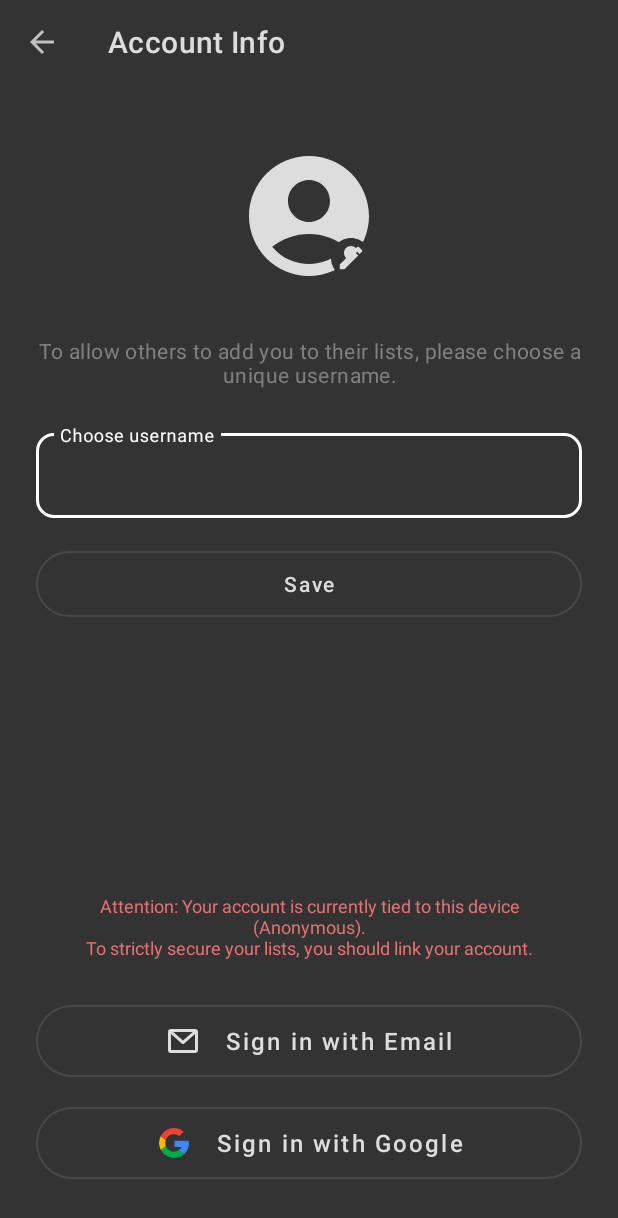
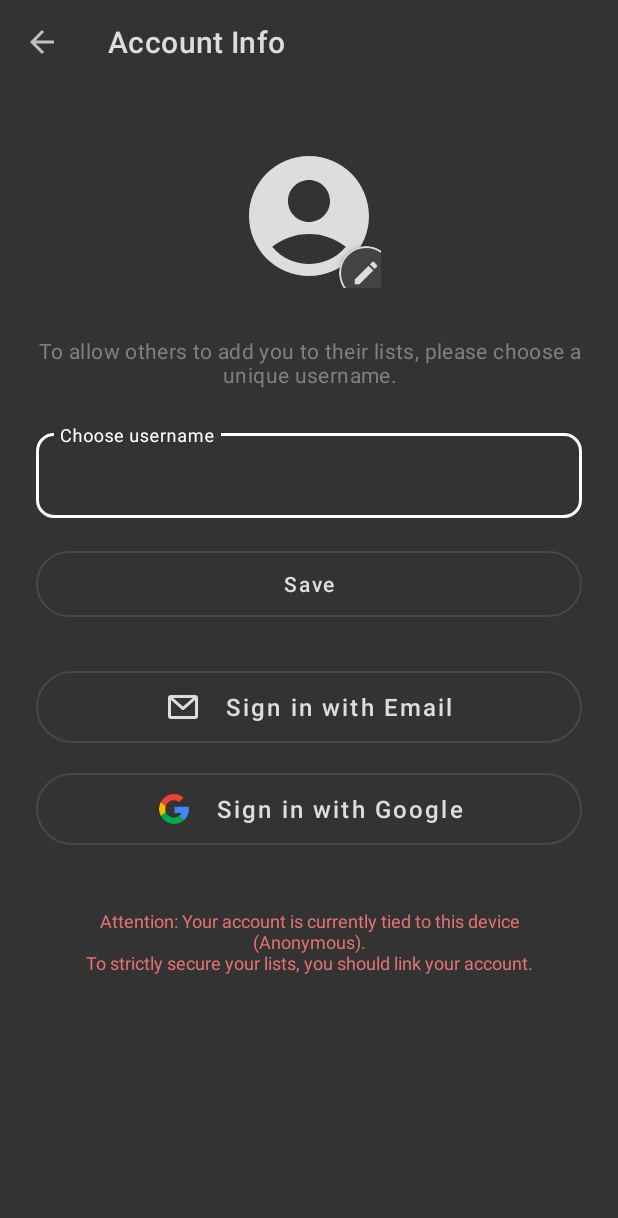
Before and after one commit to smn-hrtzsch/Shopping-List-App, an Android app: the ProfileActivity screen opened directly, with no data from a screen before it, on a phone screen of 412 x 824 dp. Shown: the top 1218 px of the screen. Run offline under Robolectric (Android 15) with nearby library versions, the phone set to English and light mode, and no system bars; our stand-ins replace Firebase (no records; nobody signed in at launch, a user with empty details on screens opened directly).

Commit message:
Further UI improvements and bug fixes
- Updated members list dialog: removed OK button, added X close button at top-right, applied rounded corners.
- Fixed profile picture edit badge: corrected overlap, set border and icon color to colorOnSurface.
- Cleaned up activity_profile.xml: removed empty lines, reduced spacing between buttons.
- Fixed linked login methods visibility: added CardView container and updated visibility logic.
- Modernized clear list dialog: applied new 3-button layout matching the app's design language.

```diff
--- a/app/src/main/java/com/CapyCode/ShoppingList/ProfileActivity.java
+++ b/app/src/main/java/com/CapyCode/ShoppingList/ProfileActivity.java
@@ -437,12 +437,15 @@ public class ProfileActivity extends AppCompatActivity {
              if (!hasProvider) isEffectivelyAnonymous = true;
         }
 
+        View cardLinkedMethods = findViewById(R.id.card_linked_methods);
+
         if (user != null && !isEffectivelyAnonymous) {
             textViewWarning.setVisibility(View.GONE);
             cardSyncPreferences.setVisibility(View.VISIBLE);
-            layoutLinkedMethods.setVisibility(View.VISIBLE);
-            if (layoutLinkedMethods.getChildCount() > 1) {
-                layoutLinkedMethods.removeViews(1, layoutLinkedMethods.getChildCount() - 1);
+            if (cardLinkedMethods != null) cardLinkedMethods.setVisibility(View.VISIBLE);
+
+            if (layoutLinkedMethods.getChildCount() > 0) {
+                layoutLinkedMethods.removeAllViews();
             }
             for (UserInfo profile : user.getProviderData()) {
                 if (GoogleAuthProvider.PROVIDER_ID.equals(profile.getProviderId()) || EmailAuthProvider.PROVIDER_ID.equals(profile.getProviderId())) {
@@ -453,7 +456,7 @@ public class ProfileActivity extends AppCompatActivity {
                     ImageView icon = new ImageView(this);
                     int size = (int) (24 * getResources().getDisplayMetrics().density);
                     android.widget.LinearLayout.LayoutParams lp = new android.widget.LinearLayout.LayoutParams(size, size);
-                    lp.setMarginEnd((int) (8 * getResources().getDisplayMetrics().density));
+                    lp.setMarginEnd((int) (16 * getResources().getDisplayMetrics().density));
                     icon.setLayoutParams(lp);
                     TextView text = new TextView(this);
                     text.setTextColor(ContextCompat.getColor(this, R.color.text_primary_adaptive));
@@ -511,7 +514,7 @@ public class ProfileActivity extends AppCompatActivity {
         } else {
             textViewWarning.setVisibility(View.VISIBLE);
             cardSyncPreferences.setVisibility(View.GONE);
-            layoutLinkedMethods.setVisibility(View.GONE);
+            if (cardLinkedMethods != null) cardLinkedMethods.setVisibility(View.GONE);
             layoutAuthButtons.setVisibility(View.VISIBLE);
             boolean shouldShowLinkText = currentLoadedUsername != null && !currentLoadedUsername.isEmpty();
             buttonRegisterEmail.setText(shouldShowLinkText ? R.string.action_link_email : R.string.action_sign_in_email);
--- a/app/src/main/res/layout/activity_profile.xml
+++ b/app/src/main/res/layout/activity_profile.xml
@@ -21,7 +21,6 @@
             app:navigationIcon="?attr/homeAsUpIndicator"
             app:title="@string/account_info"
             app:titleTextColor="?attr/colorOnSurface"/>
-
     </com.google.android.material.appbar.AppBarLayout>
 
     <LinearLayout
@@ -68,21 +67,28 @@
                         android:background="@android:color/transparent"
                         android:scaleType="centerCrop"/>
 
+                    <com.google.android.material.card.MaterialCardView
+                        android:layout_width="36dp"
+                        android:layout_height="36dp"
+                        android:layout_gravity="bottom|end"
+                        android:layout_marginEnd="-8dp"
+                        android:layout_marginBottom="-8dp"
+                        app:cardCornerRadius="18dp"
+                        app:cardElevation="4dp"
+                        app:cardBackgroundColor="?attr/colorSurface"
+                        app:strokeWidth="1dp"
+                        app:strokeColor="?attr/colorOnSurface">
+
                         <ImageView
                             android:id="@+id/icon_edit_image"
-                        android:layout_width="32dp"
-                        android:layout_height="32dp"
-                        android:layout_gravity="bottom|end"
-                        android:layout_marginEnd="4dp"
-                        android:layout_marginBottom="4dp"
-                        android:background="@drawable/ic_account_circle_24"
-                        android:backgroundTint="?attr/colorSurface"
-                        android:padding="6dp"
+                            android:layout_width="match_parent"
+                            android:layout_height="match_parent"
+                            android:padding="8dp"
                             android:src="@drawable/ic_edit_24"
                             app:tint="?attr/colorOnSurface"
-                        android:elevation="4dp"
                             android:visibility="visible"
                             tools:visibility="visible"/>
+                    </com.google.android.material.card.MaterialCardView>
                 </FrameLayout>
 
                 <!-- View Mode -->
@@ -150,7 +156,6 @@
                             android:inputType="textPersonName"
                             android:textColor="?attr/colorOnSurface"
                             android:maxLines="1"/>
-
                     </com.google.android.material.textfield.TextInputLayout>
 
                     <com.google.android.material.button.MaterialButton
@@ -214,267 +219,129 @@
                 </com.google.android.material.card.MaterialCardView>
 
                 <com.google.android.material.card.MaterialCardView
-
                     android:id="@+id/card_linked_methods"
-
                     android:layout_width="match_parent"
-
                     android:layout_height="wrap_content"
-
                     android:layout_marginTop="12dp"
-
                     android:visibility="gone"
-
                     tools:visibility="visible"
-
                     app:cardCornerRadius="12dp"
-
                     app:cardElevation="0dp"
-
                     app:strokeWidth="1dp"
-
                     app:strokeColor="?attr/colorOnSurfaceSecondary">
 
+                    <LinearLayout
+                        android:layout_width="match_parent"
+                        android:layout_height="wrap_content"
+                        android:orientation="vertical"
+                        android:padding="16dp">
 
+                        <TextView
+                            android:layout_width="wrap_content"
+                            android:layout_height="wrap_content"
+                            android:text="Verknüpfte Anmelde-Methoden:"
+                            android:textStyle="bold"
+                            android:layout_marginBottom="8dp"
+                            android:textColor="?attr/colorOnSurfaceVariant"/>
 
                         <LinearLayout
+                            android:id="@+id/layout_linked_methods"
+                            android:layout_width="match_parent"
+                            android:layout_height="wrap_content"
+                            android:orientation="vertical"
+                            android:paddingStart="8dp"
+                            android:paddingEnd="8dp">
+                            <!-- Items will be added dynamically here -->
+                        </LinearLayout>
+                    </LinearLayout>
+                </com.google.android.material.card.MaterialCardView>
 
+                <!-- Auth Buttons -->
+                <LinearLayout
+                    android:id="@+id/layout_auth_buttons"
                     android:layout_width="match_parent"
+                    android:layout_height="wrap_content"
+                    android:layout_marginTop="24dp"
+                    android:orientation="vertical"
+                    android:visibility="gone"
+                    tools:visibility="visible">
 
-                                        android:layout_height="wrap_content"
+                    <com.google.android.material.button.MaterialButton
+                        android:id="@+id/button_register_email"
+                        style="@style/Widget.MaterialComponents.Button.OutlinedButton"
+                        android:layout_width="match_parent"
+                        android:layout_height="60dp"
+                        android:layout_marginBottom="8dp"
+                        android:text="@string/action_sign_in_email"
+                        app:icon="@drawable/ic_email"
+                        app:iconGravity="textStart"
+                        app:iconPadding="16dp"
+                        app:cornerRadius="30dp"
+                        android:textAllCaps="false"
+                        android:textSize="16sp"
+                        android:textColor="?attr/colorOnSurface"/>
 
-                                        android:orientation="vertical"
-
-                                        android:padding="16dp">
-
-
-
-                                        <TextView
-
-                                            android:layout_width="wrap_content"
-
-                                            android:layout_height="wrap_content"
-
-                                            android:text="Verknüpfte Anmelde-Methoden:"
-
-                                            android:textStyle="bold"
-
+                    <com.google.android.material.button.MaterialButton
+                        android:id="@+id/button_register_google"
+                        style="@style/Widget.MaterialComponents.Button.OutlinedButton"
+                        android:layout_width="match_parent"
+                        android:layout_height="60dp"
                         android:layout_marginBottom="8dp"
-
-                                            android:textColor="?attr/colorOnSurfaceVariant"/>
-
-
-
-                                        <LinearLayout
-
-                                            android:id="@+id/layout_linked_methods"
-
-                                            android:layout_width="match_parent"
-
-                                            android:layout_height="wrap_content"
-
-                                            android:orientation="vertical"
-
-                                            android:paddingStart="8dp"
-
-                                            android:paddingEnd="8dp">
-
-                                            <!-- Items will be added dynamically here -->
-
+                        android:text="@string/sign_in_google"
+                        app:icon="@drawable/ic_google_logo"
+                        app:iconGravity="textStart"
+                        app:iconPadding="16dp"
+                        app:iconTint="@null"
+                        app:cornerRadius="30dp"
+                        android:textAllCaps="false"
+                        android:textSize="16sp"
+                        android:textColor="?attr/colorOnSurface"/>
                 </LinearLayout>
 
-                                    </LinearLayout>
+                <com.google.android.material.button.MaterialButton
+                    android:id="@+id/button_sign_out"
+                    style="@style/Widget.MaterialComponents.Button.OutlinedButton"
+                    android:layout_width="match_parent"
+                    android:layout_height="60dp"
+                    android:layout_marginBottom="8dp"
+                    android:text="@string/button_sign_out"
+                    app:icon="@drawable/ic_logout_24"
+                    app:iconGravity="textStart"
+                    app:iconPadding="16dp"
+                    app:iconTint="?attr/colorOnSurface"
+                    app:cornerRadius="30dp"
+                    android:textAllCaps="false"
+                    android:textSize="16sp"
+                    android:textColor="?attr/colorOnSurface"
+                    android:visibility="gone" />
 
-                                </com.google.android.material.card.MaterialCardView>
-
-
-
-                                <!-- SPACER -->
-
-                                <View
-
+                <com.google.android.material.button.MaterialButton
+                    android:id="@+id/button_delete_account"
+                    style="@style/Widget.MaterialComponents.Button.OutlinedButton"
                     android:layout_width="match_parent"
-
-                                    android:layout_height="0dp"
-
-                                    android:layout_weight="1"
-
-                                    android:minHeight="24dp"/>
-
-
+                    android:layout_height="60dp"
+                    android:text="@string/profile_delete_account"
+                    app:icon="@drawable/ic_delete_24"
+                    app:iconGravity="textStart"
+                    app:iconPadding="16dp"
+                    app:iconTint="?attr/colorError"
+                    android:textColor="?attr/colorError"
+                    app:strokeColor="?attr/colorError"
+                    app:cornerRadius="30dp"
+                    android:layout_marginBottom="12dp"/>
 
                 <!-- Warning -->
-
                 <TextView
-
                     android:id="@+id/text_view_warning_anonymous"
-
                     android:layout_width="match_parent"
-
                     android:layout_height="wrap_content"
-
-                                    android:layout_marginBottom="12dp"
-
+                    android:layout_marginTop="16dp"
                     android:padding="12dp"
-
                     android:text="@string/profile_warning_anonymous"
-
                     android:textAlignment="center"
-
                     android:textColor="?attr/colorError"
-
                     android:textSize="12sp"
-
                     android:visibility="gone" />
-
-
-
-                                <!-- Auth Buttons -->
-
-                                <LinearLayout
-
-                                    android:id="@+id/layout_auth_buttons"
-
-                                    android:layout_width="match_parent"
-
-                                    android:layout_height="wrap_content"
-
-                                    android:orientation="vertical"
-
-                                    android:visibility="gone"
-
-                                    tools:visibility="visible">
-
-
-
-                                    <com.google.android.material.button.MaterialButton
-
-                                        android:id="@+id/button_register_email"
-
-                                        style="@style/Widget.MaterialComponents.Button.OutlinedButton"
-
-                                        android:layout_width="match_parent"
-
-                                        android:layout_height="60dp"
-
-                                        android:layout_marginBottom="8dp"
-
-                                        android:text="@string/action_sign_in_email"
-
-                                        app:icon="@drawable/ic_email"
-
-                                        app:iconGravity="textStart"
-
-                                        app:iconPadding="16dp"
-
-                                        app:cornerRadius="30dp"
-
-                                        android:textAllCaps="false"
-
-                                        android:textSize="16sp"
-
-                                        android:textColor="?attr/colorOnSurface"/>
-
-
-
-                                    <com.google.android.material.button.MaterialButton
-
-                                        android:id="@+id/button_register_google"
-
-                                        style="@style/Widget.MaterialComponents.Button.OutlinedButton"
-
-                                        android:layout_width="match_parent"
-
-                                        android:layout_height="60dp"
-
-                                        android:layout_marginBottom="8dp"
-
-                                        android:text="@string/sign_in_google"
-
-                                        app:icon="@drawable/ic_google_logo"
-
-                                        app:iconGravity="textStart"
-
-                                        app:iconPadding="16dp"
-
-                                        app:iconTint="@null"
-
-                                        app:cornerRadius="30dp"
-
-                                        android:textAllCaps="false"
-
-                                        android:textSize="16sp"
-
-                                        android:textColor="?attr/colorOnSurface"/>
-
-
-
-                                </LinearLayout>
-
-
-
-                                <com.google.android.material.button.MaterialButton
-
-                                    android:id="@+id/button_sign_out"
-
-                                    style="@style/Widget.MaterialComponents.Button.OutlinedButton"
-
-                                    android:layout_width="match_parent"
-
-                                    android:layout_height="60dp"
-
-                                    android:layout_marginBottom="8dp"
-
-                                    android:text="@string/button_sign_out"
-
-                                    app:icon="@drawable/ic_logout_24"
-
-                                    app:iconGravity="textStart"
-
-                                    app:iconPadding="16dp"
-
-                                    app:iconTint="?attr/colorOnSurface"
-
-                                    app:cornerRadius="30dp"
-
-                                    android:textAllCaps="false"
-
-                                    android:textSize="16sp"
-
-                                    android:textColor="?attr/colorOnSurface"
-
-                                    android:visibility="gone" />
-
-
-
-                                <com.google.android.material.button.MaterialButton
-
-                                    android:id="@+id/button_delete_account"
-
-                                    style="@style/Widget.MaterialComponents.Button.OutlinedButton"
-
-                                    android:layout_width="match_parent"
-
-                                    android:layout_height="60dp"
-
-                                    android:text="@string/profile_delete_account"
-
-                                    app:icon="@drawable/ic_delete_24"
-
-                                    app:iconGravity="textStart"
-
-                                    app:iconPadding="16dp"
-
-                                    app:iconTint="?attr/colorError"
-
-                                    android:textColor="?attr/colorError"
-
-                                    app:strokeColor="?attr/colorError"
-
-                                    app:cornerRadius="30dp"
-
-                                    android:layout_marginBottom="12dp"/>
-
             </LinearLayout>
         </ScrollView>
     </LinearLayout>
```
Also changed, not shown: app/src/main/java/com/CapyCode/ShoppingList/EinkaufslisteActivity.java (+20 -8 lines), app/src/main/res/layout/dialog_clear.xml (+38 -30 lines), app/src/main/res/layout/dialog_members_list.xml (+18 -17 lines). Lines whose indentation alone changed are shown as unchanged.
